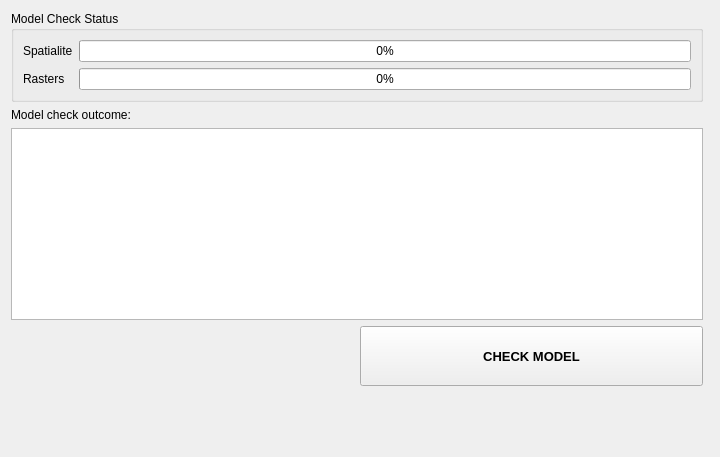
First picture: the form in threedi_api_qgis_client/ui/upload_wizard/page_check_model.ui, repository nens/threedi-api-qgis-client, before the edit.
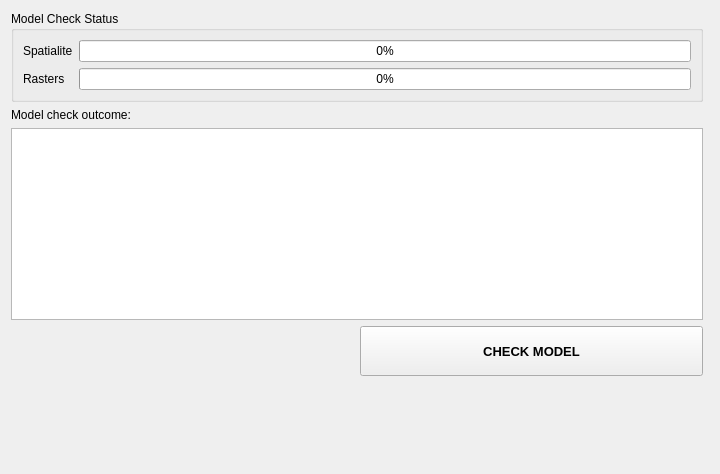
Second picture: the form after the edit.

Diff of the .ui file:
```diff
--- a/threedi_api_qgis_client/ui/upload_wizard/page_check_model.ui
+++ b/threedi_api_qgis_client/ui/upload_wizard/page_check_model.ui
@@ -10,7 +10,7 @@
     <x>0</x>
     <y>0</y>
     <width>720</width>
-    <height>457</height>
+    <height>474</height>
    </rect>
   </property>
   <property name="sizePolicy">
@@ -92,6 +92,13 @@
      <property name="bottomMargin">
       <number>0</number>
      </property>
+     <item row="0" column="0">
+      <widget class="QLabel" name="label_4">
+       <property name="text">
+        <string/>
+       </property>
+      </widget>
+     </item>
      <item row="0" column="1">
       <widget class="QPushButton" name="pb_check_model">
        <property name="sizePolicy">
@@ -100,6 +107,12 @@
          <verstretch>0</verstretch>
         </sizepolicy>
        </property>
+       <property name="minimumSize">
+        <size>
+         <width>0</width>
+         <height>50</height>
+        </size>
+       </property>
        <property name="font">
         <font>
          <pointsize>10</pointsize>
@@ -112,12 +125,18 @@
        </property>
       </widget>
      </item>
-     <item row="0" column="0">
-      <widget class="QLabel" name="label_4">
-       <property name="text">
-        <string/>
+     <item row="1" column="1">
+      <spacer name="verticalSpacer_2">
+       <property name="orientation">
+        <enum>Qt::Vertical</enum>
        </property>
-      </widget>
+       <property name="sizeHint" stdset="0">
+        <size>
+         <width>20</width>
+         <height>40</height>
+        </size>
+       </property>
+      </spacer>
      </item>
     </layout>
    </item>
```
